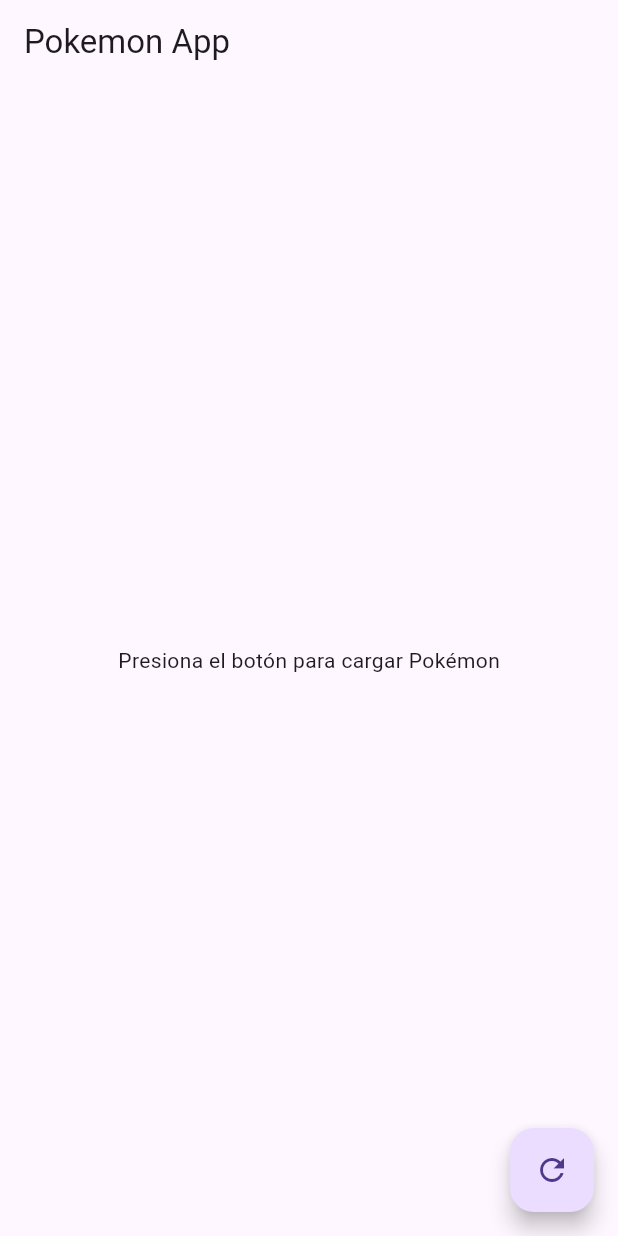
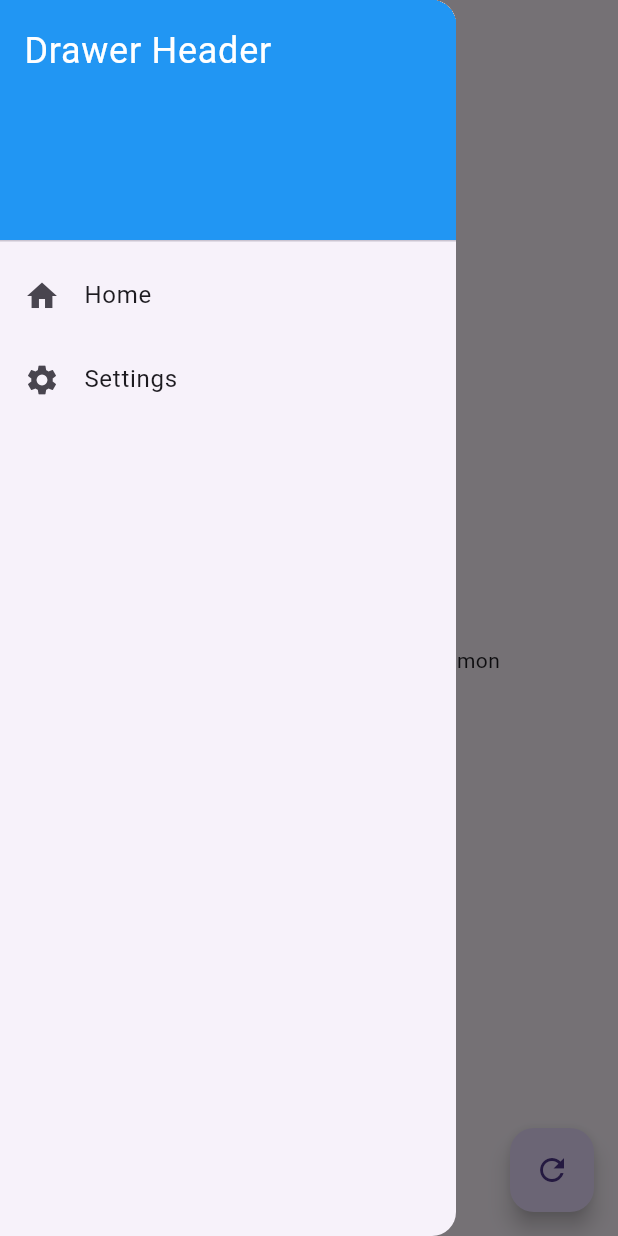
Before and after one commit to JuvencioSB/app_pokemon, a Flutter app: the screen it shows after launch, with the side drawer open (before the commit the screen has no drawer), on a phone screen of 412 x 824 dp. Run offline on Flutter 3.47's test engine with Material 3 defaults, Android fonts, the phone set to English and light mode, and no system bars; our stand-ins replace bloc, dio, floor, flutter_bloc, get_it, go_router and 2 more; accounts and stored records are empty; generated files the repository leaves out were written again.

Commit message:
Se agreogo rutas y conexion db

```diff
--- a/lib/injectable_config.dart
+++ b/lib/injectable_config.dart
@@ -11,4 +11,5 @@
 void setup() {
   getIt.registerSingletonAsync<AppDatabase>(
       () async => await AppDatabase.create());
+  print("se registro la base de datos");
 }
--- a/lib/logic/cubits/pokemon_cubit.dart
+++ b/lib/logic/cubits/pokemon_cubit.dart
@@ -30,12 +30,14 @@
     }
   }
 
-  void saveInfoPokemo(Info_pokemo infoPokemo) async {
+  void saveInfoPokemo(Info_pokemo infoPokemo, List<Type> tipos) async {
     try {
       await repository.saveInfoPokemo(infoPokemo);
+      for (var tipo in tipos) {
+        await repository.savetype(tipo);
+      }
       final infoPokemos = await repository.getPokemons();
       emit(PokemonLoaded(infoPokemos));
-      print("Seguardo el pokemon");
     } catch (e) {
       emit(PokemonError(e.toString()));
     }
--- a/lib/main.dart
+++ b/lib/main.dart
@@ -1,4 +1,3 @@
-import 'package:app_pokemon/data/database/app_database.dart';
 import 'package:app_pokemon/ui/screen/home_screen.dart';
 import 'package:go_router/go_router.dart';
 import 'package:app_pokemon/ui/screen/pokemonpage.dart';
@@ -8,6 +7,7 @@
 Future<void> main() async {
   WidgetsFlutterBinding.ensureInitialized();
   setup();
+
   await getIt.allReady();
   configureDependencies(); // Inicializa las dependencias
   runApp(MyApp());
@@ -33,10 +33,8 @@
       builder: (context, state) => HomeScreen(),
     ),
     GoRoute(
-      path: '/pokemon',
-      builder: (context, state) {
-        return PokemonPage();
-      },
+      path: '/pokemonlocal',
+      builder: (context, state) => PokemonPage(),
     ),
   ],
 );
--- a/lib/module/pokemon_detalle.dart
+++ b/lib/module/pokemon_detalle.dart
@@ -6,7 +6,7 @@
   String nombre;
   String imagen;
   @ignore
-  List<Type> tipos;
+  List<Type> tipos = [];
   Info_pokemo(
       {required this.nombre, required this.imagen, required this.tipos});
 
@@ -15,7 +15,7 @@
     //print(json.data['sprites']["other"]["dream_world"]["front_default"]);
     List<Type> Temp_Tipos = [];
     for (var element in json.data["types"]) {
-      Temp_Tipos.add(Type.obtener(element));
+      Temp_Tipos.add(Type.obtener(element, json.data["name"]));
       //print(element["type"]["name"].toString());
     }
     return Info_pokemo(
@@ -32,11 +32,16 @@
 
 @Entity(tableName: 'type')
 class Type {
-  @primaryKey
+  @PrimaryKey(autoGenerate: true)
+  final int? id;
+  String pokemon;
   String tipo;
-  Type(this.tipo);
+  Type(this.id, this.tipo, this.pokemon);
 
-  factory Type.obtener(dynamic data) {
-    return Type(data["type"]["name"].toString());
+  factory Type.obtener(dynamic data, dynamic pokemon) {
+    return Type(0, data["type"]["name"].toString(), pokemon);
+  }
+  Future<Map<String, dynamic>> toJson() async {
+    return {'nombre': pokemon, 'type': tipo};
   }
 }
--- /dev/null
+++ b/lib/ui/screen/class/navigation.dart
@@ -0,0 +1,41 @@
+import 'package:flutter/material.dart';
+import 'package:go_router/go_router.dart';
+
+Widget navigations(
+  BuildContext context,
+) {
+  return Drawer(
+    child: ListView(
+      padding: EdgeInsets.zero,
+      children: <Widget>[
+        const DrawerHeader(
+          decoration: BoxDecoration(
+            color: Colors.blue,
+          ),
+          child: Text(
+            'Drawer Header',
+            style: TextStyle(
+              color: Colors.white,
+              fontSize: 24,
+            ),
+          ),
+        ),
+        ListTile(
+          leading: Icon(Icons.home),
+          title: Text('Home'),
+          onTap: () {
+            context.go('/');
+          },
+        ),
+        ListTile(
+          leading: Icon(Icons.settings),
+          title: Text('Settings'),
+          onTap: () {
+            // Navegar a la pantalla de configuración
+            context.go('/pokemonlocal');
+          },
+        ),
+      ],
+    ),
+  );
+}
--- a/lib/ui/screen/home_screen.dart
+++ b/lib/ui/screen/home_screen.dart
@@ -1,10 +1,13 @@
 import 'package:app_pokemon/logic/cubits/pokemon_cubit.dart';
 import 'package:app_pokemon/logic/states/pokemon_state.dart';
+import 'package:app_pokemon/ui/screen/class/navigation.dart';
 import 'package:flutter/material.dart';
 import 'package:flutter_bloc/flutter_bloc.dart';
 import 'package:get_it/get_it.dart';
 
 class HomeScreen extends StatelessWidget {
+  const HomeScreen({super.key});
+
   @override
   Widget build(BuildContext context) {
     final pokemonCubit = GetIt.instance<PokemonCubit>();
@@ -15,6 +18,7 @@
           appBar: AppBar(
             title: Text('Pokemon App'),
           ),
+          drawer: navigations(context),
           body: Center(
             child: BlocBuilder<PokemonCubit, PokemonState>(
               bloc: pokemonCubit,
@@ -33,9 +37,9 @@
                         ),
                         title: Text(state.pokemons[index].nombre),
                         onTap: () {
-                          context
-                              .read<PokemonCubit>()
-                              .saveInfoPokemo(state.pokemons[index]);
+                          context.read<PokemonCubit>().saveInfoPokemo(
+                              state.pokemons[index],
+                              state.pokemons[index].tipos);
                           ScaffoldMessenger.of(context).showSnackBar(SnackBar(
                               content: Text(
                                   '${state.pokemons[index].nombre} guardado')));
```
Also changed, not shown: lib/data/dao/pokemon_dao.dart (+12 -8 lines), lib/data/database/app_database.dart (+13 -2 lines), lib/data/repositories/pokemon_repository.dart (+10 -3 lines), lib/ui/screen/pokemonpage.dart (+8 -2 lines), lib/data/database/app_database.g.dart.
